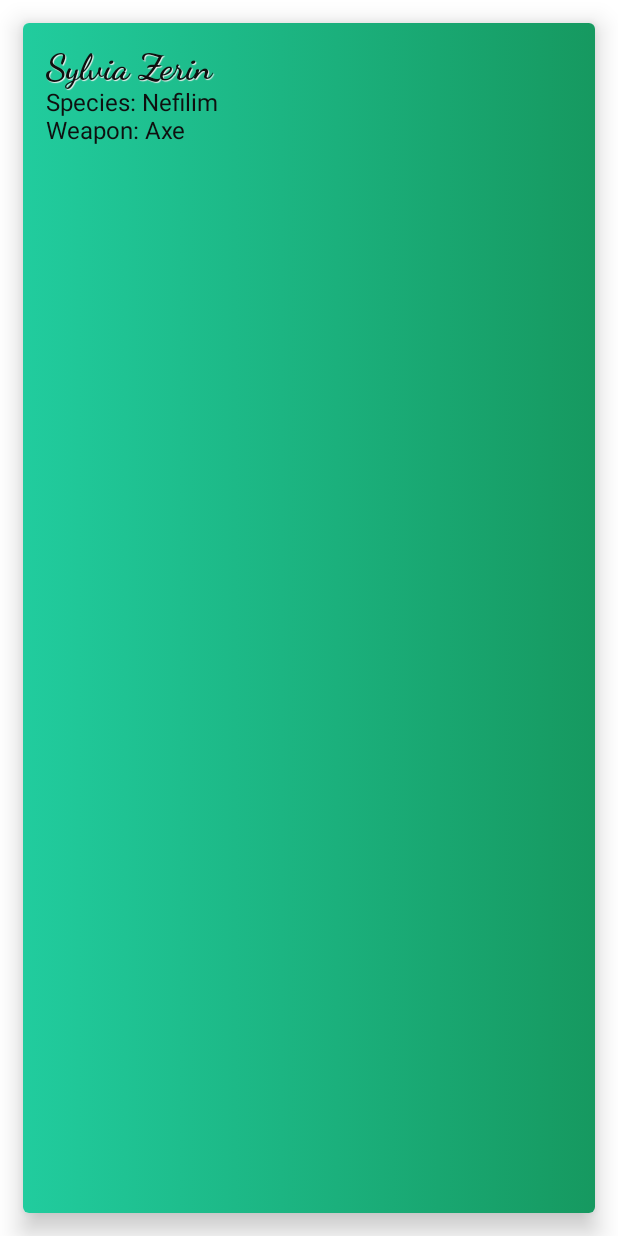
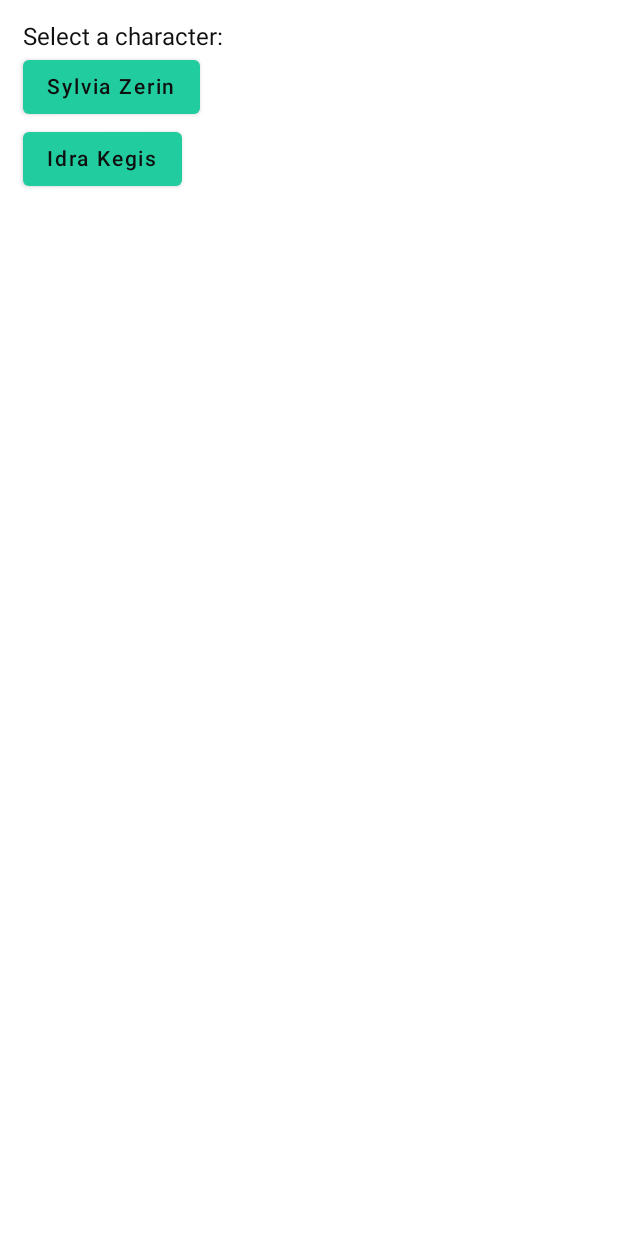
Before and after one commit to KiraResari/ceal-chronicler, an Android app built with Jetpack Compose: the screen it shows after launch (MainActivity), after a tap on "Go to Character Screen", on a phone screen of 412 x 824 dp. Run offline under Robolectric (Android 15) with nearby library versions, the phone set to English and light mode, and no system bars.

Commit message:
Added character selector

```diff
--- a/shared-ui/src/commonMain/kotlin/com/tri_tail/ceal_chronicler/ui/character_screen/CharacterScreen.kt
+++ b/shared-ui/src/commonMain/kotlin/com/tri_tail/ceal_chronicler/ui/characters/CharacterScreen.kt
@@ -1,13 +1,13 @@
-package com.tri_tail.ceal_chronicler.ui.character_screen
+package com.tri_tail.ceal_chronicler.ui.characters
 
 import androidx.compose.foundation.background
 import androidx.compose.foundation.layout.Arrangement
 import androidx.compose.foundation.layout.Column
 import androidx.compose.foundation.layout.padding
-import androidx.compose.foundation.layout.wrapContentSize
 import androidx.compose.material.Card
 import androidx.compose.material.Text
 import androidx.compose.runtime.Composable
+import androidx.compose.runtime.MutableState
 import androidx.compose.ui.Alignment
 import androidx.compose.ui.Modifier
 import androidx.compose.ui.graphics.Brush
@@ -17,10 +17,11 @@ import com.tri_tail.ceal_chronicler.characters.Character
 import com.tri_tail.ceal_chronicler.theme.primaryColor
 import com.tri_tail.ceal_chronicler.theme.primaryDarkColor
 import com.tri_tail.ceal_chronicler.theme.typography
+import java.util.*
 
 @Composable
-fun CharacterScreen() {
-    var character = Character();
+fun DisplayCharacterScreen(selectedCharacter: MutableState<Optional<Character>>) {
+    val character = selectedCharacter.value.get();
     Card(
         elevation = 10.dp,
         modifier = Modifier.padding(15.dp)
--- /dev/null
+++ b/shared-ui/src/commonMain/kotlin/com/tri_tail/ceal_chronicler/ui/characters/CharacterSelector.kt
@@ -0,0 +1,54 @@
+package com.tri_tail.ceal_chronicler.ui.characters
+
+import androidx.compose.foundation.layout.Column
+import androidx.compose.foundation.layout.padding
+import androidx.compose.material.Button
+import androidx.compose.material.Text
+import androidx.compose.runtime.Composable
+import androidx.compose.runtime.MutableState
+import androidx.compose.runtime.mutableStateOf
+import androidx.compose.runtime.remember
+import androidx.compose.ui.Modifier
+import androidx.compose.ui.unit.dp
+import com.tri_tail.ceal_chronicler.characters.Character
+import com.tri_tail.ceal_chronicler.characters.CharacterRepository
+import java.util.*
+
+@Composable
+fun DisplayCharacterSelector() {
+    val selectedCharacter = remember { mutableStateOf(Optional.empty<Character>()) }
+    if (selectedCharacter.value.isPresent) {
+        DisplayCharacterScreen(selectedCharacter)
+    } else {
+        DisplaySelectableCharacters(selectedCharacter)
+    }
+}
+
+@Composable
+private fun DisplaySelectableCharacters(
+    selectedCharacter: MutableState<Optional<Character>>
+) {
+    val characterRepository = remember { mutableStateOf(CharacterRepository()) }
+    val characters: ArrayList<Character> =
+        characterRepository.value.getCharacters();
+    Column(
+        modifier = Modifier.padding(15.dp)
+    ) {
+        Text("Select a character:")
+        for (character in characters) {
+            DisplayCharacterButton(character, selectedCharacter)
+        }
+    }
+}
+
+@Composable
+private fun DisplayCharacterButton(
+    character: Character,
+    selectedCharacter: MutableState<Optional<Character>>
+) {
+    Button(
+        onClick = { selectedCharacter.value = Optional.of(character) }
+    ) {
+        Text(text = character.name)
+    }
+}
--- a/shared-ui/src/commonMain/kotlin/com/tri_tail/ceal_chronicler/ui/main_view/MainView.kt
+++ b/shared-ui/src/commonMain/kotlin/com/tri_tail/ceal_chronicler/ui/main_view/MainView.kt
@@ -5,7 +5,7 @@ import androidx.compose.runtime.mutableStateOf
 import androidx.compose.runtime.remember
 import com.tri_tail.ceal_chronicler.theme.AppTheme
 import com.tri_tail.ceal_chronicler.ui.TitleScreen
-import com.tri_tail.ceal_chronicler.ui.character_screen.CharacterScreen
+import com.tri_tail.ceal_chronicler.ui.characters.DisplayCharacterSelector
 
 @Composable
 fun MainView() {
@@ -13,7 +13,7 @@ fun MainView() {
     AppTheme {
         when(mainViewState.value){
             MainViewState.TITLE -> TitleScreen(mainViewState)
-            MainViewState.CHARACTER -> CharacterScreen()
+            MainViewState.CHARACTER -> DisplayCharacterSelector()
         }
     }
 }
--- a/shared/src/commonMain/kotlin/com/tri_tail/ceal_chronicler/characters/Character.kt
+++ b/shared/src/commonMain/kotlin/com/tri_tail/ceal_chronicler/characters/Character.kt
@@ -1,7 +1,7 @@
 package com.tri_tail.ceal_chronicler.characters
 
 data class Character(
-    val name: String = "Sylvia Zerin",
-    val species: String = "Nefilim",
-    val weapon: String = "Axe"
+    var name: String = "Sylvia Zerin",
+    var species: String = "Nefilim",
+    var weapon: String = "Axe"
 )
--- /dev/null
+++ b/shared/src/commonMain/kotlin/com/tri_tail/ceal_chronicler/characters/CharacterRepository.kt
@@ -0,0 +1,16 @@
+package com.tri_tail.ceal_chronicler.characters
+
+class CharacterRepository {
+
+    private val characters = ArrayList<Character>();
+
+    init {
+        characters.add(Character())
+        characters.add(
+            Character("Idra Kegis", "Dragon", "Claws")
+        )
+    }
+    fun getCharacters(): ArrayList<Character> {
+        return characters;
+    }
+}
```
Also changed, not shown: shared-ui/src/commonMain/resources/MR/images/CealChroniclerLogo.png (added), 1 other file.
